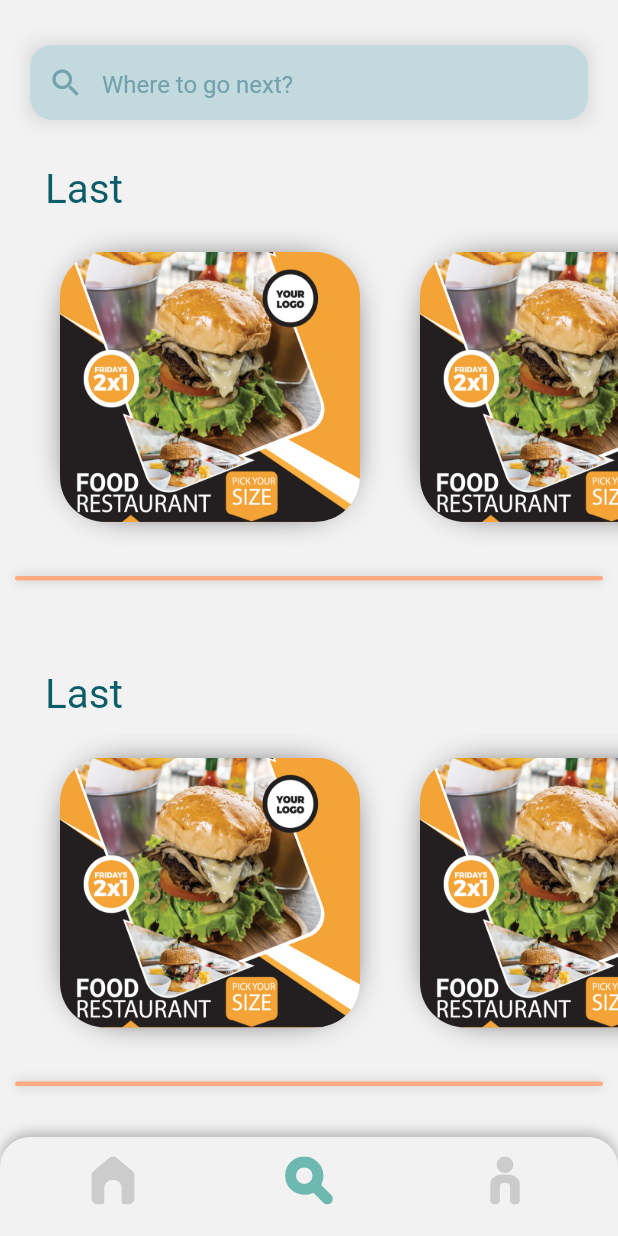
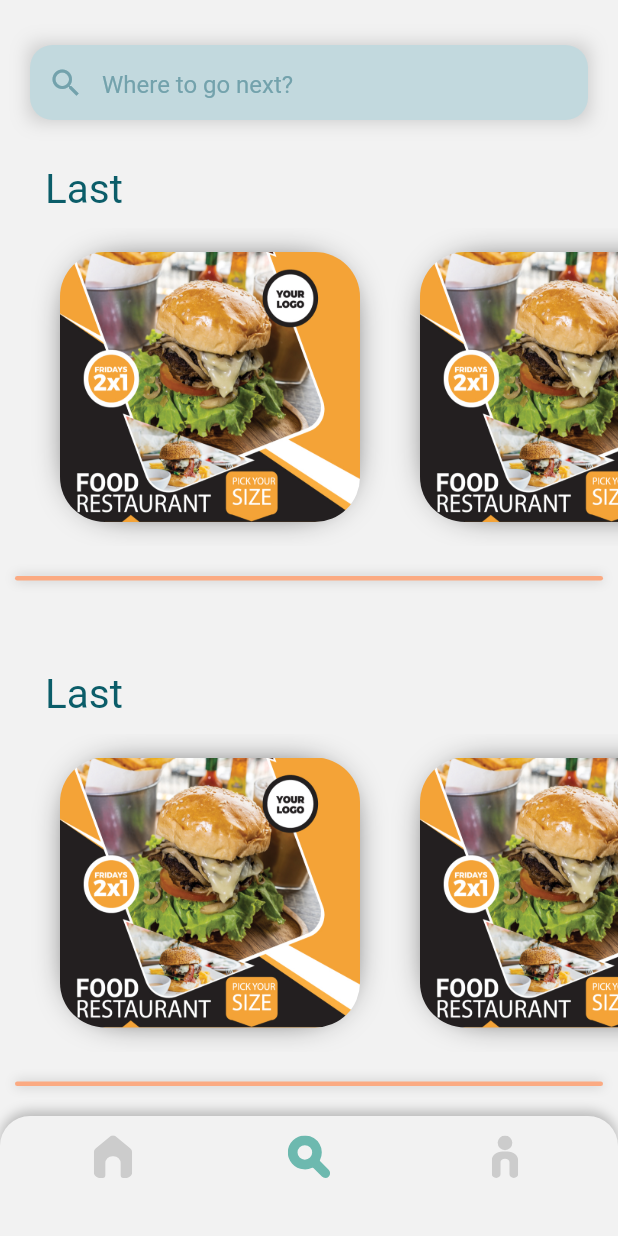
Before and after one commit to isimobaver/app, a Flutter app: the screen it shows after launch, item 2 of the bottom bar chosen, on a phone screen of 412 x 824 dp. Run offline on Flutter 3.47's test engine with Material 2 defaults, Android fonts, the phone set to English and light mode, and no system bars; our stand-ins replace flutter_svg; missing offline and left inert: avatars, widget_slider.

Commit message:
small chang

```diff
--- a/lib/homepage.dart
+++ b/lib/homepage.dart
@@ -36,6 +36,7 @@ class _HomeState extends State<Home> {
   Widget buildNavBar(BuildContext context) {
     return Container(
       //alignment: Alignment.bottomCenter,
+      height: 80,
       padding: const EdgeInsets.fromLTRB(10, 5, 10, 13),
       decoration: const BoxDecoration(
         borderRadius: BorderRadius.vertical(top: Radius.circular(20.0)),
@@ -48,6 +49,10 @@ class _HomeState extends State<Home> {
           ),
         ],
       ),
+      child: Column(
+        children: [
+          Expanded(
+            flex: 5,
             child: Row(
               crossAxisAlignment: CrossAxisAlignment.center,
               children: [
@@ -55,7 +60,7 @@ class _HomeState extends State<Home> {
                   child: IconButton(
                     icon: SvgPicture.asset(
                       "images/svg/HOME.svg",
-                fit: BoxFit.fitHeight,
+                      fit: BoxFit.contain,
                       color: pageId == 0
                           ? const Color(0xFF6DB9AF)
                           : const Color(0xFFCCCCCC),
@@ -71,7 +76,7 @@ class _HomeState extends State<Home> {
                     child: IconButton(
                   icon: SvgPicture.asset(
                     "images/svg/SEARCH.svg",
-              fit: BoxFit.fitHeight,
+                    fit: BoxFit.contain,
                     color: pageId == 1
                         ? const Color(0xFF6DB9AF)
                         : const Color(0xFFCCCCCC),
@@ -86,7 +91,7 @@ class _HomeState extends State<Home> {
                   child: IconButton(
                     icon: SvgPicture.asset(
                       "images/svg/USER.svg",
-                fit: BoxFit.fitHeight,
+                      fit: BoxFit.contain,
                       color: pageId == 2
                           ? const Color(0xFF6DB9AF)
                           : const Color(0xFFCCCCCC),
@@ -100,6 +105,10 @@ class _HomeState extends State<Home> {
                     },
                   ),
                 ),
+              ],
+            ),
+          ),
+          const Expanded(flex: 2, child: SizedBox()),
         ],
       ),
     );
--- a/lib/search.dart
+++ b/lib/search.dart
@@ -28,8 +28,8 @@ class _TopSectionState extends State<TopSection> {
   @override
   Widget build(BuildContext context) {
     return Column(
-      children: const [
-        SearchBar(),
+      children: [
+        const SearchBar(),
         BodySection(),
       ],
     );
@@ -50,18 +50,19 @@ class _SearchBarState extends State<SearchBar> {
   @override
   Widget build(BuildContext context) {
     return Container(
-      decoration: const BoxDecoration(boxShadow: [
-        BoxShadow(
-            blurRadius: 10,
-            offset: Offset(0, 0),
-            color: Color.fromARGB(33, 0, 0, 0))
-      ]),
       height: 50,
       alignment: AlignmentDirectional.center,
       margin: const EdgeInsets.fromLTRB(20, 30, 20, 5),
       child: Row(
         children: [
           Flexible(
+            child: Container(
+              decoration: const BoxDecoration(boxShadow: [
+                BoxShadow(
+                    blurRadius: 10,
+                    offset: Offset(0, 0),
+                    color: Color.fromARGB(47, 0, 0, 0))
+              ]),
               child: TextFormField(
                 controller: searchController,
                 onTap: () {
@@ -76,7 +77,8 @@ class _SearchBarState extends State<SearchBar> {
                 },
                 decoration: InputDecoration(
                   hintText: "Where to go next?",
-                hintStyle: const TextStyle(textBaseline: TextBaseline.alphabetic,
+                  hintStyle: const TextStyle(
+                    textBaseline: TextBaseline.alphabetic,
                     height: 0.8,
                     color: Color(0xFF73A2AC),
                   ),
@@ -121,6 +123,7 @@ class _SearchBarState extends State<SearchBar> {
                 ),
               ),
             ),
+          ),
           AnimatedSize(
             duration: const Duration(milliseconds: 200),
             child: isVisible
@@ -147,11 +150,14 @@ class _SearchBarState extends State<SearchBar> {
 
 ////////////////BodySection//////////////
 class BodySection extends StatelessWidget {
-  const BodySection({Key? key}) : super(key: key);
+  BodySection({Key? key}) : super(key: key);
+  final ScrollController controllerOne = ScrollController();
 
   @override
   Widget build(BuildContext context) {
     return SingleChildScrollView(
+      scrollDirection: Axis.vertical,
+      controller: controllerOne,
       child: Column(
         children: List.generate(4, (index) {
           return Padding(
@@ -160,7 +166,8 @@ class BodySection extends StatelessWidget {
               crossAxisAlignment: CrossAxisAlignment.start,
               children: [
                 Container(
-                  margin: const EdgeInsets.symmetric(horizontal: 30,vertical: 10),
+                  margin:
+                      const EdgeInsets.symmetric(horizontal: 30, vertical: 10),
                   child: const Text(
                     "Last",
                     textAlign: TextAlign.left,
@@ -173,7 +180,8 @@ class BodySection extends StatelessWidget {
                 const LayoutPost(),
                 Container(
                   height: 3,
-                  margin: const EdgeInsets.symmetric(horizontal: 10,vertical: 20),
+                  margin:
+                      const EdgeInsets.symmetric(horizontal: 10, vertical: 20),
                   decoration: const BoxDecoration(
                       borderRadius: BorderRadius.all(Radius.circular(30)),
                       color: Color(0xFFFBAA82),
@@ -191,7 +199,6 @@ class BodySection extends StatelessWidget {
       ),
     );
   }
-
 }
 
 // /////////////////////////////BodySection/////////////////////////////////////
```
Lines whose indentation alone changed are shown as unchanged.
